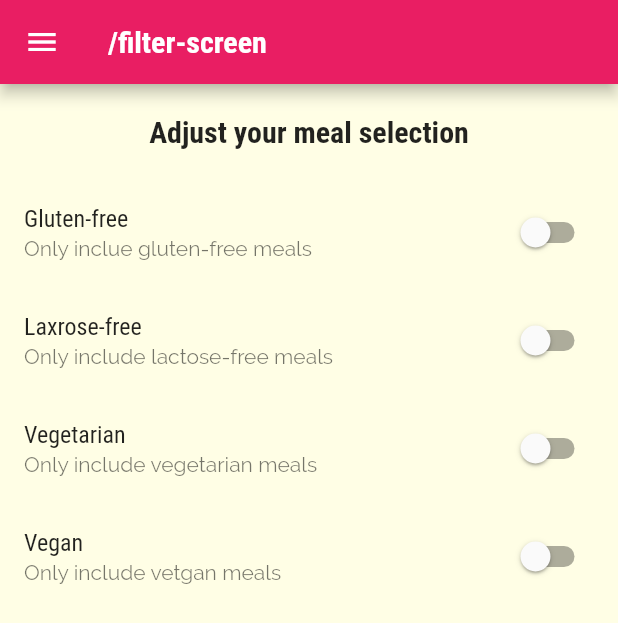
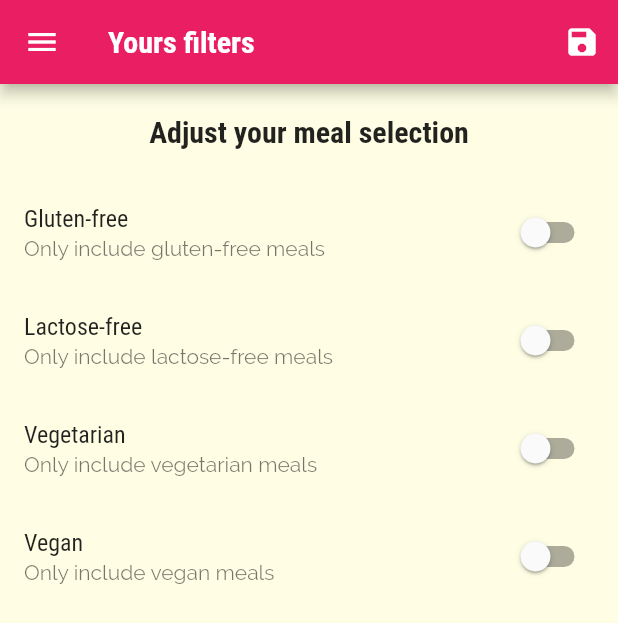
Before and after one commit to khoir-roni/mealApps, a Flutter app: the FilterScreen screen opened by its route, on a phone screen of 412 x 824 dp. Shown: the top 623 px of the screen. Run offline on Flutter 3.47's test engine with Material 2 defaults, Android fonts, the phone set to English and light mode, and no system bars.

Commit message:
adding filter logic

```diff
--- a/lib/main.dart
+++ b/lib/main.dart
@@ -1,4 +1,8 @@
+// ignore_for_file: missing_return
+
 import 'package:flutter/material.dart';
+import './dummy_data.dart';
+import '../models/meal.dart';
 import '../screens/filters_screen.dart';
 import '../screens/tabs_screen.dart';
 import '../screens/category_meals_screen.dart';
@@ -7,7 +11,40 @@ import '../screens/categories_screen.dart';
 
 void main() => runApp(MyApp());
 
-class MyApp extends StatelessWidget {
+class MyApp extends StatefulWidget {
+  @override
+  State<MyApp> createState() => _MyAppState();
+}
+
+class _MyAppState extends State<MyApp> {
+  Map<String, bool> _filters = {
+    'gluten': false,
+    'lactose': false,
+    'vegan': false,
+    'vegetarian': false,
+  };
+  List<Meal> _availableMeals = DUMMY_MEALS;
+  void _setFilters(Map<String, bool> filterData) {
+    setState(() {
+      _filters = filterData;
+      _availableMeals = DUMMY_MEALS.where((meal) {
+        if (_filters['gluten'] && !meal.isGlutenFree) {
+          return false;
+        }
+        if (_filters['lactose'] && !meal.isLactoseFree) {
+          return false;
+        }
+        if (_filters['vegan'] && !meal.isVegan) {
+          return false;
+        }
+        if (_filters['vegetarian'] && !meal.isVegetarian) {
+          return false;
+        }
+        return true;
+      }).toList();
+    });
+  }
+
   @override
   Widget build(BuildContext context) {
     return MaterialApp(
@@ -28,6 +65,8 @@ class MyApp extends StatelessWidget {
                 fontWeight: FontWeight.bold,
               ),
             ),
+        primarySwatch: Colors.pink,
+        accentColor: Colors.amber,
         colorScheme: ColorScheme.fromSwatch(primarySwatch: Colors.pink)
             .copyWith(secondary: Colors.amber),
       ),
@@ -35,9 +74,10 @@ class MyApp extends StatelessWidget {
       initialRoute: '/',
       routes: {
         '/': (ctx) => TabScreen(),
-        CategoryMealsScreen.routeName: (ctx) => CategoryMealsScreen(),
+        CategoryMealsScreen.routeName: (ctx) =>
+            CategoryMealsScreen(_availableMeals),
         MealDetailScreen.routeName: (ctx) => MealDetailScreen(),
-        FilterScreen.routeName: (ctx) => FilterScreen(),
+        FilterScreen.routeName: (ctx) => FilterScreen(_filters, _setFilters),
       },
       onGenerateRoute: (settings) {
         print(settings.arguments);
--- a/lib/screens/filters_screen.dart
+++ b/lib/screens/filters_screen.dart
@@ -3,22 +3,33 @@ import 'package:flutter_complete_guide/widgets/main_drawer.dart';
 
 class FilterScreen extends StatefulWidget {
   static const routeName = '/filter-screen';
+  final Function saveFilters;
+  final Map<String, bool> currentFilters;
+  FilterScreen(this.currentFilters, this.saveFilters);
 
   @override
   State<FilterScreen> createState() => _FilterScreenState();
 }
 
 class _FilterScreenState extends State<FilterScreen> {
-  var _glutenfree = false;
-  var _vegetarian = false;
-  var _vegan = false;
-  var _lactoseFree = false;
+  bool _glutenFree = false;
+  bool _vegetarian = false;
+  bool _vegan = false;
+  bool _lactoseFree = false;
+  @override
+  void initState() {
+    _glutenFree = widget.currentFilters['gluten'];
+    _lactoseFree = widget.currentFilters['lactose'];
+    _vegetarian = widget.currentFilters['vegetarian'];
+    _vegan = widget.currentFilters['vegan'];
+    super.initState();
+  }
 
   Widget _buildSwitchListTile(String title, String description,
-      bool currenValue, Function updateValue) {
+      bool currentValue, Function updateValue) {
     return SwitchListTile(
       title: Text(title),
-      value: currenValue,
+      value: currentValue,
       subtitle: Text(description),
       onChanged: updateValue,
     );
@@ -28,7 +39,21 @@ class _FilterScreenState extends State<FilterScreen> {
   Widget build(BuildContext context) {
     return Scaffold(
       appBar: AppBar(
-        title: Text(FilterScreen.routeName),
+        title: Text('Yours filters'),
+        actions: [
+          IconButton(
+              onPressed: () {
+                final selectedFilters = {
+                  'gluten': _glutenFree,
+                  'lactose': _lactoseFree,
+                  'vegan': _vegan,
+                  'vegetarian': _vegetarian,
+                };
+
+                widget.saveFilters(selectedFilters);
+              },
+              icon: Icon(Icons.save))
+        ],
       ),
       drawer: MainDrawer(),
       body: Column(
@@ -43,15 +68,14 @@ class _FilterScreenState extends State<FilterScreen> {
           Expanded(
             child: ListView(
               children: [
-                _buildSwitchListTile(
-                    "Gluten-free", 'Only inclue gluten-free meals', _glutenfree,
-                    (newVlaue) {
+                _buildSwitchListTile("Gluten-free",
+                    'Only include gluten-free meals', _glutenFree, (newValue) {
                   setState(() {
-                    _glutenfree = newVlaue;
+                    _glutenFree = newValue;
                   });
                 }),
                 _buildSwitchListTile(
-                    'Laxrose-free',
+                    'Lactose-free',
                     'Only include lactose-free meals',
                     _lactoseFree, (newValue) {
                   setState(() {
@@ -66,7 +90,7 @@ class _FilterScreenState extends State<FilterScreen> {
                   });
                 }),
                 _buildSwitchListTile(
-                    'Vegan', 'Only include vetgan meals', _vegan, (newValue) {
+                    'Vegan', 'Only include vegan meals', _vegan, (newValue) {
                   setState(() {
                     _vegan = newValue;
                   });
```
Also changed, not shown: lib/screens/category_meals_screen.dart (+5 -2 lines).
